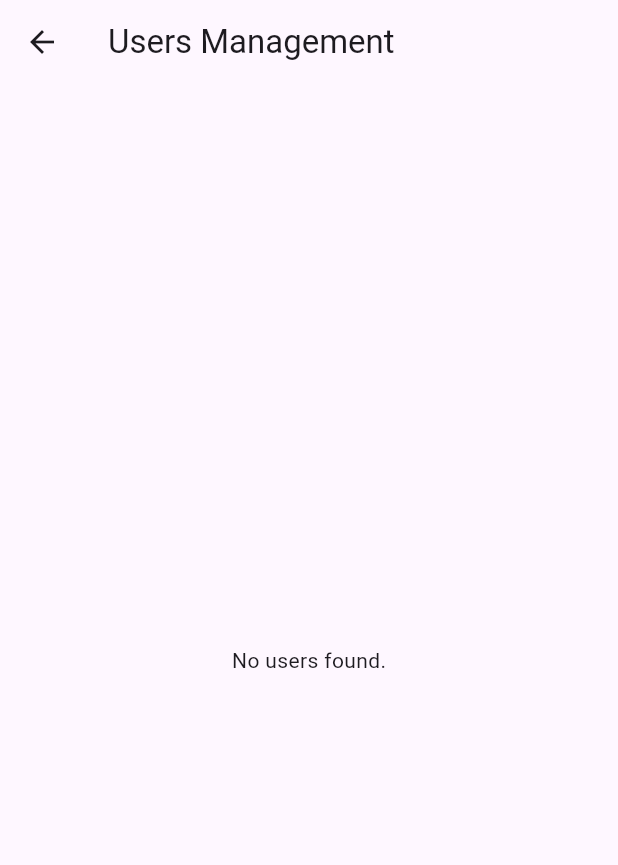
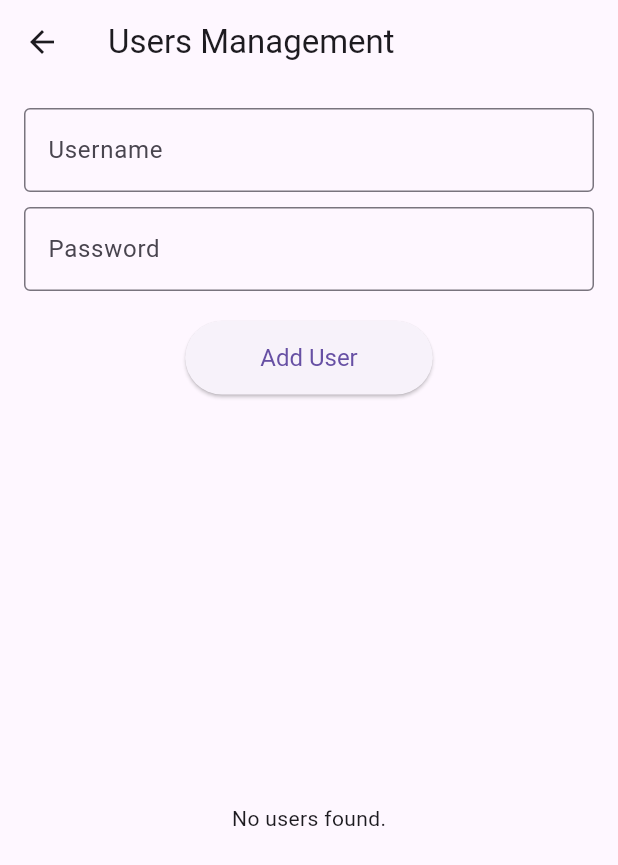
Before and after one commit to ammar0xff/wirya_qr_admin, a Flutter app: the UsersManagementScreen screen opened directly, on a phone screen of 412 x 824 dp. Shown: the top 865 px of the screen. Run offline on Flutter 3.47's test engine with Material 3 defaults, Android fonts, the phone set to English and light mode, and no system bars; our stand-ins replace firebase_core, firebase_database, flutter_local_notifications, flutter_map, latlong2, qr_flutter; accounts and stored records are empty.

Commit message:
code magic

```diff
--- a/lib/screens/users_management_screen.dart
+++ b/lib/screens/users_management_screen.dart
@@ -8,6 +8,32 @@ class UsersManagementScreen extends StatefulWidget {
 
 class _UsersManagementScreenState extends State<UsersManagementScreen> {
   final DatabaseReference _usersRef = FirebaseDatabase.instance.ref().child('users');
+  final TextEditingController _usernameController = TextEditingController();
+  final TextEditingController _passwordController = TextEditingController();
+
+  Future<void> _addUser() async {
+    if (_usernameController.text.isEmpty || _passwordController.text.isEmpty) {
+      return;
+    }
+
+    try {
+      String userId = _usersRef.push().key!;
+      Map<String, dynamic> user = {
+        "password": _passwordController.text,
+        "current_location": {
+          "latitude": 0.0, // Default latitude
+          "longitude": 0.0, // Default longitude
+        },
+        "tasks": {},
+      };
+
+      await _usersRef.child(userId).set(user);
+      _usernameController.clear();
+      _passwordController.clear();
+    } catch (e) {
+      print("Failed to add user: $e");
+    }
+  }
 
   Future<void> _refreshData() async {
     setState(() {});
@@ -23,6 +49,37 @@ class _UsersManagementScreenState extends State<UsersManagementScreen> {
         onRefresh: _refreshData,
         child: Padding(
           padding: const EdgeInsets.all(16.0),
+          child: Column(
+            children: [
+              TextField(
+                controller: _usernameController,
+                decoration: InputDecoration(
+                  labelText: "Username",
+                  border: OutlineInputBorder(),
+                ),
+              ),
+              SizedBox(height: 10),
+              TextField(
+                controller: _passwordController,
+                decoration: InputDecoration(
+                  labelText: "Password",
+                  border: OutlineInputBorder(),
+                ),
+                obscureText: true,
+              ),
+              SizedBox(height: 20),
+              Center(
+                child: ElevatedButton(
+                  onPressed: _addUser,
+                  child: Text("Add User"),
+                  style: ElevatedButton.styleFrom(
+                    padding: EdgeInsets.symmetric(horizontal: 50, vertical: 15),
+                    textStyle: TextStyle(fontSize: 16),
+                  ),
+                ),
+              ),
+              SizedBox(height: 20),
+              Expanded(
                 child: StreamBuilder<DatabaseEvent>(
                   stream: _usersRef.onValue,
                   builder: (context, snapshot) {
@@ -53,6 +110,9 @@ class _UsersManagementScreenState extends State<UsersManagementScreen> {
                   },
                 ),
               ),
+            ],
+          ),
+        ),
       ),
     );
   }
--- a/lib/users_live_location_screen.dart
+++ b/lib/users_live_location_screen.dart
@@ -13,7 +13,7 @@ class _UsersLiveLocationScreenState extends State<UsersLiveLocationScreen> {
   final MapController _mapController = MapController();
   List<Marker> _markers = [];
   LatLngBounds? _bounds;
-  double _currentZoom = 15.0;
+  double _currentZoom = 20.0;
   String _mapType = 'streets';
   bool _isLoading = true;
   bool _isUpdating = false;
@@ -158,7 +158,7 @@ class _UsersLiveLocationScreenState extends State<UsersLiveLocationScreen> {
             key: _mapKey,
             mapController: _mapController,
             options: MapOptions(
-              initialCenter: _bounds?.center ?? LatLng(30.033, 31.233),
+              initialCenter: _bounds?.center ?? LatLng(31.418071, 31.814335), // Default location
               initialZoom: _currentZoom,
               onPositionChanged: (position, hasGesture) {
                 if (hasGesture) {
```
Also changed, not shown: lib/hh.json (deleted, +0 -63 lines). Lines whose indentation alone changed are shown as unchanged.
